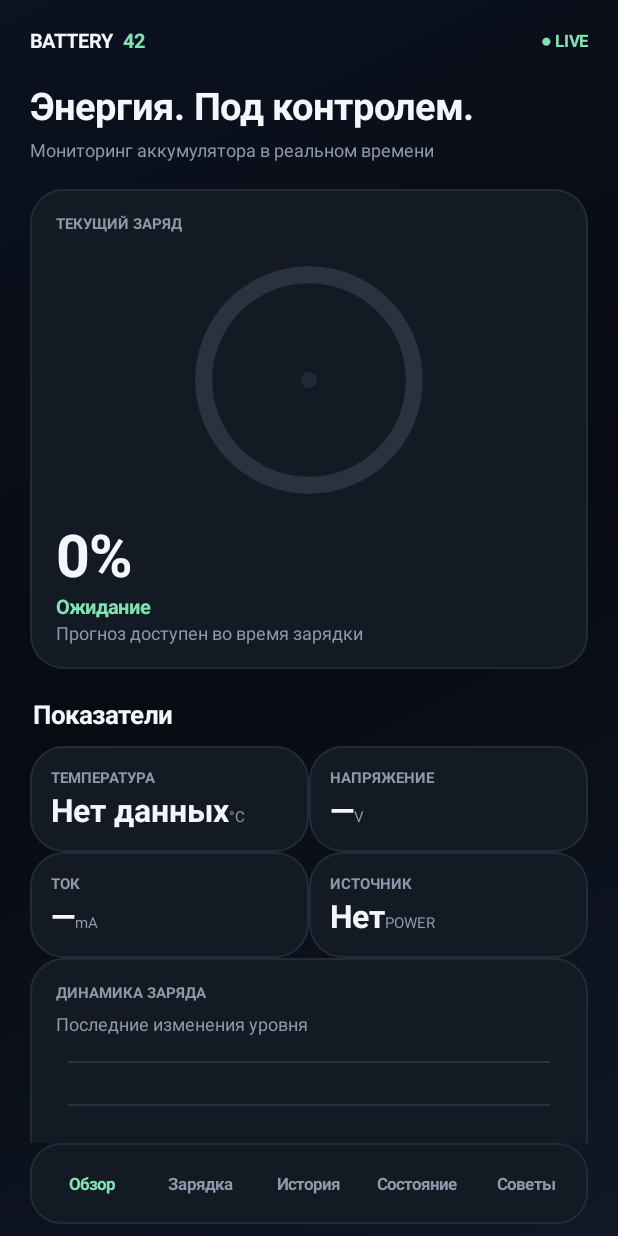
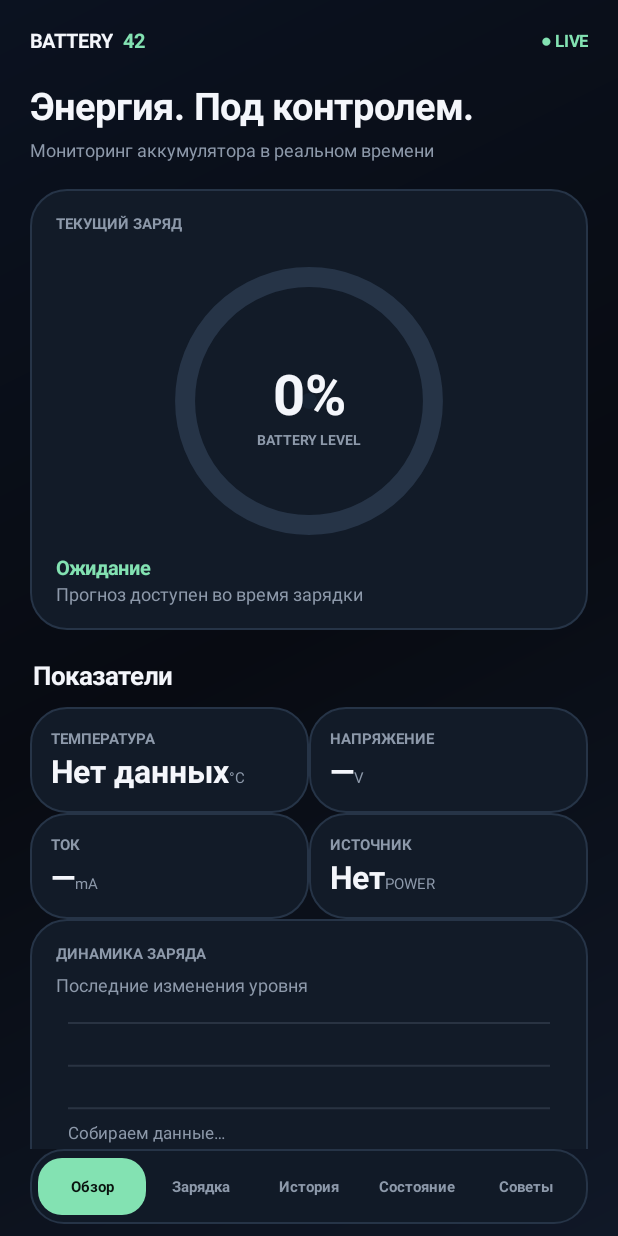
Before and after one commit to fin4eg1/BatteryMonitor42, an Android app: the screen it shows after launch (MainActivity), on a phone screen of 412 x 824 dp. Run offline under Robolectric (Android 15) with nearby library versions, the phone set to English and light mode, and no system bars.

Commit message:
Redesign Battery Monitor 42 premium dashboard and navigation

```diff
--- a/app/src/main/java/ru/dmitry/batterymonitor42/MainActivity.java
+++ b/app/src/main/java/ru/dmitry/batterymonitor42/MainActivity.java
@@ -36,14 +36,14 @@ public class MainActivity extends Activity {
     TextView label(String s,int size,int color,boolean bold){TextView t=new TextView(this);t.setText(s);t.setTextSize(size);t.setTextColor(color);if(bold)t.setTypeface(null,1);return t;}
     LinearLayout column(){LinearLayout l=new LinearLayout(this);l.setOrientation(1);return l;}
     LinearLayout row(){LinearLayout l=new LinearLayout(this);l.setOrientation(0);l.setGravity(Gravity.CENTER_VERTICAL);return l;}
-    LinearLayout panel(){LinearLayout p=column();p.setPadding(dp(17),dp(16),dp(17),dp(16));p.setBackground(shape(PANEL,22,0xff222b39));LinearLayout.LayoutParams lp=new LinearLayout.LayoutParams(-1,-2);lp.bottomMargin=dp(13);p.setLayoutParams(lp);return p;}
+    LinearLayout panel(){LinearLayout p=column();p.setPadding(dp(17),dp(16),dp(17),dp(16));p.setBackground(shape(0xff121b28,24,0xff263447));LinearLayout.LayoutParams lp=new LinearLayout.LayoutParams(-1,-2);lp.bottomMargin=dp(13);p.setLayoutParams(lp);return p;}
     void buildShell(){root=column();GradientDrawable backdrop=new GradientDrawable(GradientDrawable.Orientation.TL_BR,new int[]{0xff0b1220,0xff080b12,0xff101827});root.setBackground(backdrop);root.setPadding(dp(20),dp(18),dp(20),dp(8));root.setOnApplyWindowInsetsListener((v,insets)->{v.setPadding(dp(20),dp(18)+insets.getSystemWindowInsetTop(),dp(20),dp(8)+insets.getSystemWindowInsetBottom());return insets;});LinearLayout head=row();TextView brand=label("BATTERY",13,TEXT,true);TextView mark=label("  42",13,GREEN,true);head.addView(brand);head.addView(mark);head.addView(new View(this),new LinearLayout.LayoutParams(0,1,1));TextView live=label("● LIVE",11,GREEN,true);head.addView(live);root.addView(head);
         TextView heading=label("Энергия. Под контролем.",25,TEXT,true);LinearLayout.LayoutParams hp=new LinearLayout.LayoutParams(-1,-2);hp.topMargin=dp(17);hp.bottomMargin=dp(4);root.addView(heading,hp);
         TextView sub=label("Мониторинг аккумулятора в реальном времени",12,MUTED,false);root.addView(sub);
         ScrollView scroll=new ScrollView(this);scroll.setFillViewport(false);content=column();content.setPadding(0,dp(18),0,dp(10));scroll.addView(content);root.addView(scroll,new LinearLayout.LayoutParams(-1,0,1));
-        nav=row();nav.setPadding(dp(5),dp(7),dp(5),dp(7));nav.setBackground(shape(PANEL,20,0xff222b39));String[] tabs={"Обзор","Зарядка","История","Состояние","Советы"};for(String s:tabs){TextView t=label(s,11,s.equals(page)?GREEN:MUTED,true);t.setGravity(Gravity.CENTER);t.setPadding(dp(7),dp(12),dp(7),dp(12));nav.addView(t,new LinearLayout.LayoutParams(0,-2,1));t.setOnClickListener(v->{page=s;buildPage();for(int j=0;j<nav.getChildCount();j++){TextView x=(TextView)nav.getChildAt(j);x.setTextColor(x.getText().toString().equals(page)?GREEN:MUTED);}});}root.addView(nav);setContentView(root);buildPage();}
+        nav=row();nav.setPadding(dp(5),dp(6),dp(5),dp(6));nav.setBackground(shape(0xff111a27,22,0xff263447));String[] tabs={"Обзор","Зарядка","История","Состояние","Советы"};for(String s:tabs){TextView t=label(s,10,s.equals(page)?0xff09130f:MUTED,true);t.setGravity(Gravity.CENTER);t.setPadding(dp(5),dp(12),dp(5),dp(12));t.setBackground(shape(s.equals(page)?GREEN:0x00000000,16,0));nav.addView(t,new LinearLayout.LayoutParams(0,-2,1));t.setOnClickListener(v->{page=s;buildPage();updateNavStyles();});}root.addView(nav);setContentView(root);buildPage();updateNavStyles();} void updateNavStyles(){if(nav==null)return;for(int j=0;j<nav.getChildCount();j++){TextView x=(TextView)nav.getChildAt(j);boolean selected=x.getText().toString().equals(page);x.setTextColor(selected?0xff09130f:MUTED);x.setBackground(shape(selected?GREEN:0x00000000,16,0));}}
     void buildPage(){content.removeAllViews();if(page.equals("Обзор"))overview();else if(page.equals("Зарядка"))chargePage();else if(page.equals("История"))historyPage();else if(page.equals("Состояние"))healthPage();else tipsPage();}
-    void overview(){LinearLayout hero=panel();hero.setGravity(Gravity.CENTER_HORIZONTAL);TextView cap=label("ТЕКУЩИЙ ЗАРЯД",10,MUTED,true);hero.addView(cap);ring=new BatteryRing();LinearLayout.LayoutParams rp=new LinearLayout.LayoutParams(dp(180),dp(180));rp.topMargin=dp(7);hero.addView(ring,rp);pct=label(level+"%",39,TEXT,true);hero.addView(pct);status=label(statusText(),13,GREEN,true);LinearLayout.LayoutParams sp=new LinearLayout.LayoutParams(-2,-2);sp.topMargin=dp(5);hero.addView(status);eta=label(chargingEtaText(),12,MUTED,false);LinearLayout.LayoutParams ep=new LinearLayout.LayoutParams(-2,-2);ep.topMargin=dp(10);hero.addView(eta);content.addView(hero);
+    void overview(){LinearLayout hero=panel();hero.setGravity(Gravity.CENTER_HORIZONTAL);TextView cap=label("ТЕКУЩИЙ ЗАРЯД",10,MUTED,true);hero.addView(cap);ring=new BatteryRing();LinearLayout.LayoutParams rp=new LinearLayout.LayoutParams(dp(204),dp(204));rp.topMargin=dp(9);hero.addView(ring,rp);pct=label(level+"%",39,TEXT,true);status=label(statusText(),13,GREEN,true);LinearLayout.LayoutParams sp=new LinearLayout.LayoutParams(-2,-2);sp.topMargin=dp(5);hero.addView(status);eta=label(chargingEtaText(),12,MUTED,false);LinearLayout.LayoutParams ep=new LinearLayout.LayoutParams(-2,-2);ep.topMargin=dp(10);hero.addView(eta);content.addView(hero);
         TextView section=label("Показатели",17,TEXT,true);section.setPadding(dp(2),dp(5),0,dp(10));content.addView(section);
         LinearLayout r1=row();r1.addView(metric("Температура",tempText(), "°C"),new LinearLayout.LayoutParams(0,-2,1));r1.addView(metric("Напряжение",voltageText(),"V"),new LinearLayout.LayoutParams(0,-2,1));content.addView(r1);
         LinearLayout r2=row();r2.addView(metric("Ток",currentText(),"mA"),new LinearLayout.LayoutParams(0,-2,1));r2.addView(metric("Источник",sourceText(),"POWER"),new LinearLayout.LayoutParams(0,-2,1));content.addView(r2);
@@ -111,7 +111,7 @@ public class MainActivity extends Activity {
     void checkAlerts(){int alert=temperature>=450?2:level<=10?1:(batteryStatus==5?3:0);if(alert==0){lastAlert=0;prefs.edit().putInt("last_alert",0).apply();return;}if(alert==lastAlert)return;lastAlert=alert;prefs.edit().putInt("last_alert",alert).apply();if(Build.VERSION.SDK_INT>=33&&checkSelfPermission(Manifest.permission.POST_NOTIFICATIONS)!=PackageManager.PERMISSION_GRANTED)return;String title=alert==2?"Перегрев аккумулятора":alert==1?"Низкий заряд":"Зарядка завершена";String body=alert==2?"Температура "+tempText()+" °C. Отключи зарядку и дай телефону остыть.":alert==1?"Осталось "+level+"% заряда. Подключи зарядное устройство.":"Аккумулятор заряжен до 100%.";Notification.Builder nb=Build.VERSION.SDK_INT>=26?new Notification.Builder(this,"battery42_alerts"):new Notification.Builder(this);nb.setSmallIcon(android.R.drawable.ic_lock_idle_charging).setContentTitle(title).setContentText(body).setAutoCancel(true);((NotificationManager)getSystemService(NOTIFICATION_SERVICE)).notify(42,nb.build());}
     class TemperatureChart extends View{Paint p=new Paint(3);TemperatureChart(){super(MainActivity.this);}protected void onDraw(Canvas c){float w=getWidth(),h=getHeight(),l=dp(8),r=w-dp(8),t=dp(8),b=h-dp(8);p.setColor(0xff293342);p.setStrokeWidth(dp(1));for(int j=0;j<3;j++){float y=t+(b-t)*j/2f;c.drawLine(l,y,r,y,p);}int count=0;for(int x:sampleTemps)if(x>=0)count++;if(count<2){p.setColor(MUTED);p.setTextSize(dp(11));c.drawText("Собираем данные о температуре…",l,b-dp(5),p);return;}p.setColor(ORANGE);p.setStrokeWidth(dp(2.5f));p.setStyle(Paint.Style.STROKE);Path path=new Path();int seen=0;for(int i=0;i<sampleTemps.size();i++){int v=sampleTemps.get(i);if(v<0)continue;float x=l+(r-l)*seen/(float)(count-1),y=b-(b-t)*Math.max(0,Math.min(600,v))/600f;if(seen++==0)path.moveTo(x,y);else path.lineTo(x,y);}c.drawPath(path,p);p.setStyle(Paint.Style.FILL);}}
     @Override protected void onDestroy(){try{unregisterReceiver(receiver);}catch(Exception ignored){}super.onDestroy();}
-    class BatteryRing extends View{Paint p=new Paint(3);BatteryRing(){super(MainActivity.this);}protected void onDraw(Canvas c){float d=Math.min(getWidth(),getHeight()),cx=getWidth()/2f,cy=getHeight()/2f,r=d*.39f;p.setStyle(Paint.Style.STROKE);p.setStrokeWidth(dp(11));p.setStrokeCap(Paint.Cap.ROUND);p.setColor(0xff283241);c.drawArc(cx-r,cy-r,cx+r,cy+r,-90,360,false,p);p.setColor(level<=15?RED:GREEN);c.drawArc(cx-r,cy-r,cx+r,cy+r,-90,level*3.6f,false,p);p.setStyle(Paint.Style.FILL);p.setColor(0xff202a37);c.drawCircle(cx,cy,dp(5),p);}}
+    class BatteryRing extends View{Paint p=new Paint(3);BatteryRing(){super(MainActivity.this);setLayerType(View.LAYER_TYPE_SOFTWARE,null);}protected void onDraw(Canvas c){float d=Math.min(getWidth(),getHeight()),cx=getWidth()/2f,cy=getHeight()/2f,r=d*.405f;p.setStyle(Paint.Style.STROKE);p.setStrokeWidth(dp(13));p.setStrokeCap(Paint.Cap.ROUND);p.setColor(0xff263447);c.drawArc(cx-r,cy-r,cx+r,cy+r,-90,360,false,p);p.setColor(level<=15?RED:GREEN);p.setShadowLayer(dp(10),0,0,level<=15?RED:GREEN);c.drawArc(cx-r,cy-r,cx+r,cy+r,-90,Math.max(0,Math.min(100,level))*3.6f,false,p);p.clearShadowLayer();p.setStyle(Paint.Style.FILL);p.setColor(0xff172333);c.drawCircle(cx,cy,dp(5),p);p.setTextAlign(Paint.Align.CENTER);p.setColor(TEXT);p.setTypeface(Typeface.create(Typeface.DEFAULT,Typeface.BOLD));p.setTextSize(dp(37));c.drawText(level+"%",cx,cy+dp(9),p);p.setTextSize(dp(9));p.setColor(MUTED);p.setTypeface(Typeface.create(Typeface.DEFAULT,Typeface.BOLD));c.drawText("BATTERY LEVEL",cx,cy+dp(29),p);}}
     class HistoryChart extends View{Paint p=new Paint(3);HistoryChart(){super(MainActivity.this);}protected void onDraw(Canvas c){float w=getWidth(),h=getHeight(),left=dp(8),right=w-dp(8),top=dp(10),bottom=h-dp(20);p.setStrokeWidth(dp(1));p.setColor(0xff293342);for(int j=0;j<4;j++){float y=top+(bottom-top)*j/3f;c.drawLine(left,y,right,y,p);}if(history.size()<2){p.setColor(MUTED);p.setTextSize(dp(11));c.drawText("Собираем данные…",left,bottom-dp(8),p);return;}p.setColor(GREEN);p.setStrokeWidth(dp(2.5f));p.setStyle(Paint.Style.STROKE);Path path=new Path();for(int i=0;i<history.size();i++){float x=left+(right-left)*i/(float)(history.size()-1),y=bottom-(bottom-top)*history.get(i)/100f;if(i==0)path.moveTo(x,y);else path.lineTo(x,y);}c.drawPath(path,p);p.setStyle(Paint.Style.FILL);p.setColor(GREEN);float x=right,y=bottom-(bottom-top)*history.get(history.size()-1)/100f;c.drawCircle(x,y,dp(4),p);}}
     public static class BatteryMonitorService extends Service {
         static final String CHANNEL="battery42_monitor";
```
